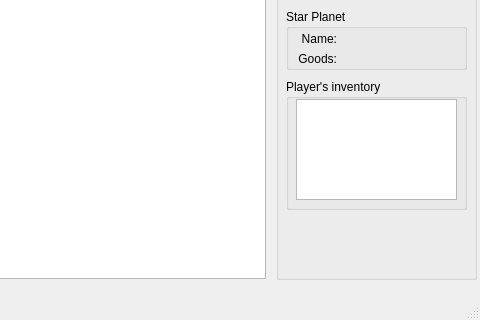
Above: GalaxyGame/Student/mainwindow.ui from ado130/GalaxyGame before the change; both pictures show x 544 to 1024 and y 350 to 670 of the 1024 by 670 pixel window. Below: the same form after it.
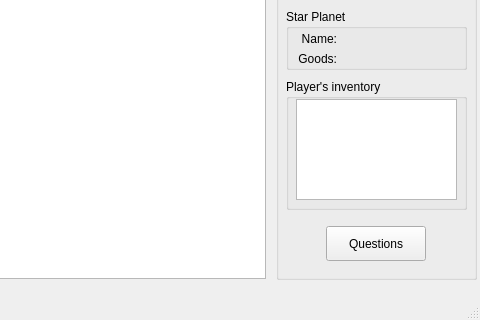
That is the form after the change. Icons and pictures are not drawn.

```diff
--- a/GalaxyGame/Student/mainwindow.ui
+++ b/GalaxyGame/Student/mainwindow.ui
@@ -443,6 +443,19 @@
       </property>
      </widget>
     </widget>
+    <widget class="QPushButton" name="pbQuestions">
+     <property name="geometry">
+      <rect>
+       <x>50</x>
+       <y>507</y>
+       <width>100</width>
+       <height>35</height>
+      </rect>
+     </property>
+     <property name="text">
+      <string>Questions</string>
+     </property>
+    </widget>
    </widget>
   </widget>
   <widget class="QMenuBar" name="menubar">
```
